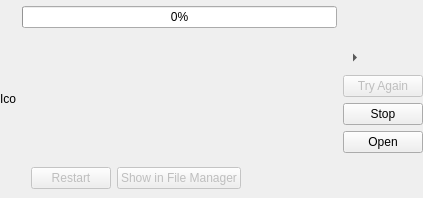
Before: the Qt Designer form src/downloaditem.ui in IT-Space-2026/arktos, drawn with Qt 5.
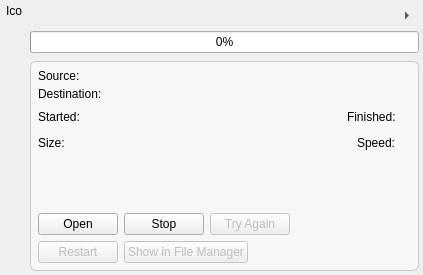
After: the same form once the commit is applied. Custom widgets are drawn as their Qt base class.

Commit message: DLUX02: restyle download detail card to compact-row polish

The edit to the form file:
```diff
--- a/src/downloaditem.ui
+++ b/src/downloaditem.ui
@@ -10,10 +10,22 @@
    </rect>
   </property>
   <layout class="QHBoxLayout" name="horizontalLayout" >
-   <property name="margin" >
-    <number>0</number>
+   <property name="leftMargin" >
+    <number>6</number>
    </property>
-   <item>
+   <property name="topMargin" >
+    <number>4</number>
+   </property>
+   <property name="rightMargin" >
+    <number>4</number>
+   </property>
+   <property name="bottomMargin" >
+    <number>4</number>
+   </property>
+   <property name="spacing" >
+    <number>8</number>
+   </property>
+   <item alignment="Qt::AlignTop" >
     <widget class="QLabel" name="fileIcon" >
      <property name="sizePolicy" >
       <sizepolicy vsizetype="Minimum" hsizetype="Minimum" >
@@ -28,18 +40,49 @@
    </item>
    <item>
     <layout class="QVBoxLayout" name="verticalLayout_2" >
+     <property name="spacing" >
+      <number>4</number>
+     </property>
      <item>
-      <widget class="SqueezeLabel" native="1" name="fileNameLabel" >
-       <property name="sizePolicy" >
-        <sizepolicy vsizetype="Preferred" hsizetype="Expanding" >
-         <horstretch>0</horstretch>
-         <verstretch>0</verstretch>
-        </sizepolicy>
+      <layout class="QHBoxLayout" name="nameRowLayout" >
+       <property name="spacing" >
+        <number>4</number>
        </property>
-       <property name="text" stdset="0" >
-        <string>Filename</string>
-       </property>
-      </widget>
+       <item>
+        <widget class="SqueezeLabel" native="1" name="fileNameLabel" >
+         <property name="sizePolicy" >
+          <sizepolicy vsizetype="Preferred" hsizetype="Expanding" >
+           <horstretch>0</horstretch>
+           <verstretch>0</verstretch>
+          </sizepolicy>
+         </property>
+         <property name="font" >
+          <font>
+           <bold>true</bold>
+          </font>
+         </property>
+         <property name="text" stdset="0" >
+          <string>Filename</string>
+         </property>
+        </widget>
+       </item>
+       <item>
+        <widget class="QToolButton" name="expandButton" >
+         <property name="toolTip" >
+          <string>Show download details</string>
+         </property>
+         <property name="checkable" >
+          <bool>true</bool>
+         </property>
+         <property name="autoRaise" >
+          <bool>true</bool>
+         </property>
+         <property name="arrowType" >
+          <enum>Qt::RightArrow</enum>
+         </property>
+        </widget>
+       </item>
+      </layout>
      </item>
      <item>
       <widget class="QProgressBar" name="progressBar" >
@@ -66,35 +109,91 @@
        <property name="visible" >
         <bool>false</bool>
        </property>
+       <property name="styleSheet" >
+        <string notr="true" >#detailsWidget {
+ background-color: palette(alternate-base);
+ border: 1px solid palette(midlight);
+ border-radius: 6px;
+}</string>
+       </property>
        <layout class="QVBoxLayout" name="verticalLayout_4" >
+        <property name="leftMargin" >
+         <number>8</number>
+        </property>
+        <property name="topMargin" >
+         <number>8</number>
+        </property>
+        <property name="rightMargin" >
+         <number>8</number>
+        </property>
+        <property name="bottomMargin" >
+         <number>8</number>
+        </property>
+        <property name="spacing" >
+         <number>6</number>
+        </property>
         <item>
-         <widget class="SqueezeLabel" native="1" name="sourceLabel" >
-          <property name="sizePolicy" >
-           <sizepolicy vsizetype="Preferred" hsizetype="Minimum" >
-            <horstretch>0</horstretch>
-            <verstretch>0</verstretch>
-           </sizepolicy>
+         <layout class="QGridLayout" name="fieldsGrid" columnstretch="0,1" >
+          <property name="horizontalSpacing" >
+           <number>8</number>
           </property>
-          <property name="text" stdset="0" >
-           <string/>
+          <property name="verticalSpacing" >
+           <number>4</number>
           </property>
-         </widget>
-        </item>
-        <item>
-         <widget class="SqueezeLabel" native="1" name="destinationLabel" >
-          <property name="sizePolicy" >
-           <sizepolicy vsizetype="Preferred" hsizetype="Minimum" >
-            <horstretch>0</horstretch>
-            <verstretch>0</verstretch>
-           </sizepolicy>
-          </property>
-          <property name="text" stdset="0" >
-           <string/>
-          </property>
-         </widget>
+          <item row="0" column="0" >
+           <widget class="QLabel" name="sourceCaption" >
+            <property name="text" >
+             <string>Source:</string>
+            </property>
+           </widget>
+          </item>
+          <item row="0" column="1" >
+           <widget class="SqueezeLabel" native="1" name="sourceLabel" >
+            <property name="sizePolicy" >
+             <sizepolicy vsizetype="Preferred" hsizetype="Minimum" >
+              <horstretch>0</horstretch>
+              <verstretch>0</verstretch>
+             </sizepolicy>
+            </property>
+            <property name="text" stdset="0" >
+             <string/>
+            </property>
+           </widget>
+          </item>
+          <item row="1" column="0" >
+           <widget class="QLabel" name="destinationCaption" >
+            <property name="text" >
+             <string>Destination:</string>
+            </property>
+           </widget>
+          </item>
+          <item row="1" column="1" >
+           <widget class="SqueezeLabel" native="1" name="destinationLabel" >
+            <property name="sizePolicy" >
+             <sizepolicy vsizetype="Preferred" hsizetype="Minimum" >
+              <horstretch>0</horstretch>
+              <verstretch>0</verstretch>
+             </sizepolicy>
+            </property>
+            <property name="text" stdset="0" >
+             <string/>
+            </property>
+           </widget>
+          </item>
+         </layout>
         </item>
         <item>
          <layout class="QHBoxLayout" name="timestampsLayout" >
+          <property name="spacing" >
+           <number>8</number>
+          </property>
+          <item>
+           <widget class="QLabel" name="startedCaption" >
+            <property name="text" >
+             <string>Started:</string>
+            </property>
+           </widget>
+          </item>
           <item>
            <widget class="QLabel" name="startedLabel" >
             <property name="text" >
@@ -115,6 +214,13 @@
             </property>
            </spacer>
           </item>
+          <item>
+           <widget class="QLabel" name="finishedCaption" >
+            <property name="text" >
+             <string>Finished:</string>
+            </property>
+           </widget>
+          </item>
           <item>
            <widget class="QLabel" name="finishedLabel" >
             <property name="text" >
@@ -126,6 +232,16 @@
         </item>
         <item>
          <layout class="QHBoxLayout" name="statsLayout" >
+          <property name="spacing" >
+           <number>8</number>
+          </property>
+          <item>
+           <widget class="QLabel" name="sizeCaption" >
+            <property name="text" >
+             <string>Size:</string>
+            </property>
+           </widget>
+          </item>
           <item>
            <widget class="QLabel" name="sizeLabel" >
             <property name="text" >
@@ -146,6 +262,13 @@
             </property>
            </spacer>
           </item>
+          <item>
+           <widget class="QLabel" name="speedCaption" >
+            <property name="text" >
+             <string>Speed:</string>
+            </property>
+           </widget>
+          </item>
           <item>
            <widget class="QLabel" name="speedLabel" >
             <property name="text" >
@@ -167,6 +290,53 @@
         </item>
         <item>
          <layout class="QHBoxLayout" name="cardButtonsLayout" >
+          <property name="spacing" >
+           <number>6</number>
+          </property>
+          <item>
+           <widget class="QPushButton" name="openButton" >
+            <property name="text" >
+             <string>Open</string>
+            </property>
+           </widget>
+          </item>
+          <item>
+           <widget class="QPushButton" name="stopButton" >
+            <property name="text" >
+             <string>Stop</string>
+            </property>
+           </widget>
+          </item>
+          <item>
+           <widget class="QPushButton" name="tryAgainButton" >
+            <property name="enabled" >
+             <bool>false</bool>
+            </property>
+            <property name="text" >
+             <string>Try Again</string>
+            </property>
+           </widget>
+          </item>
+          <item>
+           <spacer name="cardButtonsSpacer" >
+            <property name="orientation" >
+             <enum>Qt::Horizontal</enum>
+            </property>
+            <property name="sizeHint" stdset="0" >
+             <size>
+              <width>40</width>
+              <height>20</height>
+             </size>
+            </property>
+           </spacer>
+          </item>
+         </layout>
+        </item>
+        <item>
+         <layout class="QHBoxLayout" name="cardSecondaryButtonsLayout" >
+          <property name="spacing" >
+           <number>6</number>
+          </property>
           <item>
            <widget class="QPushButton" name="restartButton" >
             <property name="enabled" >
@@ -188,7 +358,7 @@
            </widget>
           </item>
           <item>
-           <spacer name="cardButtonsSpacer" >
+           <spacer name="cardSecondaryButtonsSpacer" >
             <property name="orientation" >
              <enum>Qt::Horizontal</enum>
             </property>
@@ -207,76 +377,6 @@
      </item>
     </layout>
    </item>
-   <item>
-    <layout class="QVBoxLayout" name="verticalLayout" >
-     <item>
-      <spacer name="verticalSpacer" >
-       <property name="orientation" >
-        <enum>Qt::Vertical</enum>
-       </property>
-       <property name="sizeHint" stdset="0" >
-        <size>
-         <width>17</width>
-         <height>1</height>
-        </size>
-       </property>
-      </spacer>
-     </item>
-     <item>
-      <widget class="QToolButton" name="expandButton" >
-       <property name="toolTip" >
-        <string>Show download details</string>
-       </property>
-       <property name="checkable" >
-        <bool>true</bool>
-       </property>
-       <property name="autoRaise" >
-        <bool>true</bool>
-       </property>
-       <property name="arrowType" >
-        <enum>Qt::RightArrow</enum>
-       </property>
-      </widget>
-     </item>
-     <item>
-      <widget class="QPushButton" name="tryAgainButton" >
-       <property name="enabled" >
-        <bool>false</bool>
-       </property>
-       <property name="text" >
-        <string>Try Again</string>
-       </property>
-      </widget>
-     </item>
-     <item>
-      <widget class="QPushButton" name="stopButton" >
-       <property name="text" >
-        <string>Stop</string>
-       </property>
-      </widget>
-     </item>
-     <item>
-      <widget class="QPushButton" name="openButton" >
-       <property name="text" >
-        <string>Open</string>
-       </property>
-      </widget>
-     </item>
-     <item>
-      <spacer name="verticalSpacer_2" >
-       <property name="orientation" >
-        <enum>Qt::Vertical</enum>
-       </property>
-       <property name="sizeHint" stdset="0" >
-        <size>
-         <width>17</width>
-         <height>5</height>
-        </size>
-       </property>
-      </spacer>
-     </item>
-    </layout>
-   </item>
   </layout>
  </widget>
  <customwidgets>
```
The commit also changes 4 other files.
